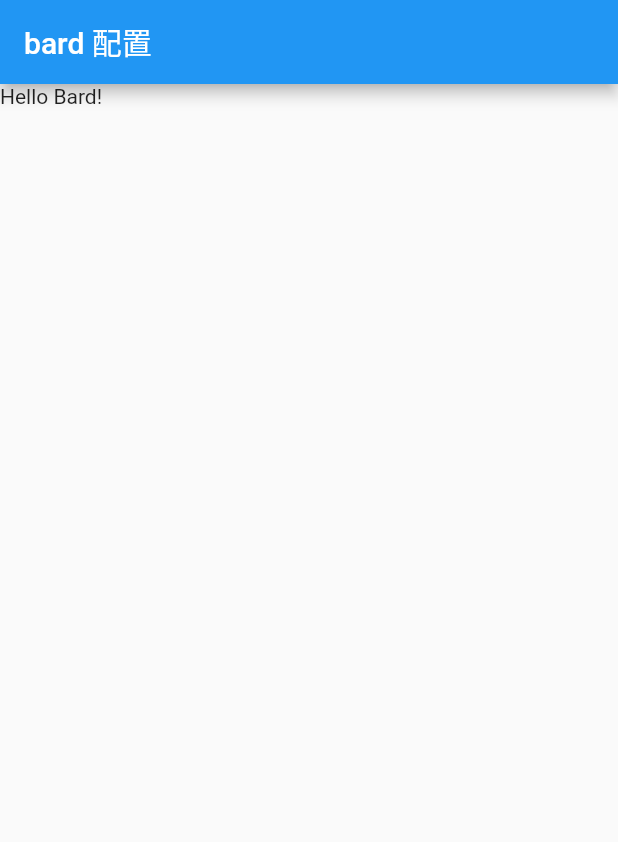
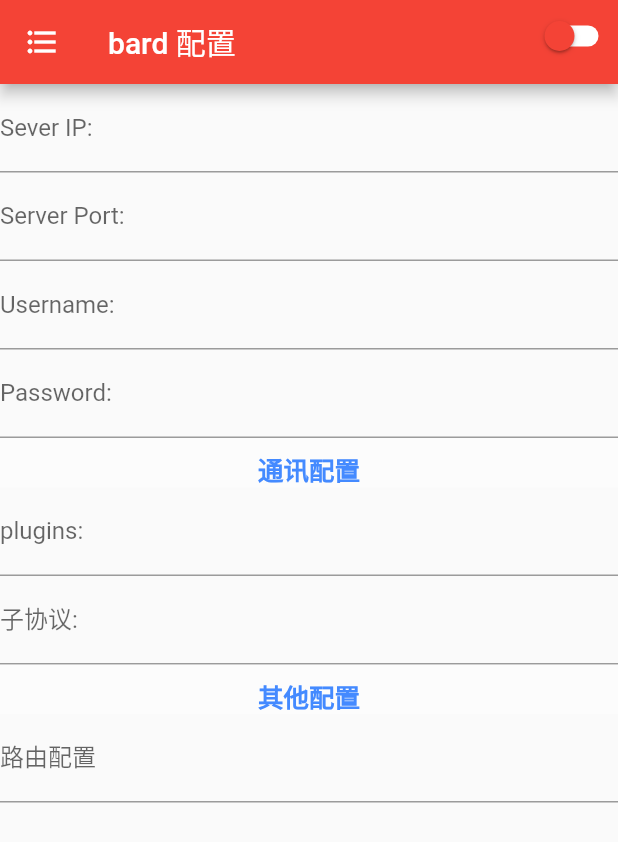
Before and after one commit to GuoYuefei/bard_app, a Flutter app: the screen it shows after launch, on a phone screen of 412 x 824 dp. Shown: the top 842 px of the screen. Run offline on Flutter 3.47's test engine with Material 2 defaults, Android fonts, the phone set to English and light mode, and no system bars.

Commit message:
组建好最基本的UI

```diff
--- a/lib/app.dart
+++ b/lib/app.dart
@@ -1,19 +1,16 @@
 import 'package:flutter/material.dart';
 import 'home/home.dart';
+
 
 class App extends StatelessWidget {
   @override
   Widget build(BuildContext context) {
     return new MaterialApp(
       title: 'bard config',
-      home: Scaffold(
-        appBar: AppBar(
-          title: Text('bard 配置'),
-        ),
-        body: Home(),
+      theme: ThemeData(
+        primarySwatch: Colors.red,
       ),
+      home: Home()
     );
-
-
   }
 }
--- /dev/null
+++ b/lib/home/bard_config_form.dart
@@ -0,0 +1,101 @@
+import 'package:flutter/material.dart';
+import '../my_widget/divided_description.dart';
+
+// 表单 填好，记录到本地文件中
+
+class BardConfigForm extends StatefulWidget {
+  @override
+  _BardConfigFormState createState() => _BardConfigFormState();
+}
+
+class _BardConfigFormState extends State<BardConfigForm> {
+  final _formKey = GlobalKey<FormState>();
+
+  String server;
+  int serverPort;
+  String username;
+  String password;
+
+  // 这个应该声明成数组的，先简单的认为是字符串，之后再解析
+  String plugins;
+  String subProtocol;
+
+  // TODO 之后还要路由规则的，先不管。先实现全局的
+  String routerConfig;
+
+  @override
+  Widget build(BuildContext context) {
+    return Form(
+      key: _formKey,
+      child: Column(
+        crossAxisAlignment: CrossAxisAlignment.start,
+        children: <Widget>[
+          TextFormField(
+            decoration: InputDecoration(labelText: 'Sever IP:'),
+            onFieldSubmitted: (String newVlaue) {
+              setState(() {
+                server = newVlaue;
+              });
+            },
+          ),
+          TextFormField(
+            decoration: InputDecoration(labelText: 'Server Port:'),
+            onFieldSubmitted: (String newValue) {
+              setState(() {
+                try {
+                  serverPort = int.parse(newValue);
+                }catch(e) {
+                  // TODO 捕捉的解析错误
+                  print(e);
+                }
+              });
+            },
+          ),
+          TextFormField(
+            decoration: InputDecoration(labelText: 'Username:'),
+            onFieldSubmitted: (String newValue) {
+              setState(() {
+                username = newValue;
+              });
+            },
+          ),
+          TextFormField(
+            decoration: InputDecoration(labelText: 'Password:'),
+            obscureText: true,
+            onFieldSubmitted: (String newValue) {
+              setState(() {
+                password = newValue;
+              });
+            },
+          ),
+          DividedDescription(title: '通讯配置',),
+          TextFormField(
+            decoration: InputDecoration(labelText: 'plugins:'),
+            onFieldSubmitted: (String newValue) {
+              setState(() {
+                plugins = newValue;
+              });
+            },
+          ),
+          TextFormField(
+            decoration: InputDecoration(labelText: '子协议:'),
+            onFieldSubmitted: (String newValue) {
+              setState(() {
+                subProtocol = newValue;
+              });
+            },
+          ),
+          DividedDescription(title: '其他配置',),
+          TextFormField(
+            decoration: InputDecoration(labelText: '路由配置'),
+            onFieldSubmitted: (String newValue) {
+              setState(() {
+                routerConfig = newValue;
+              });
+            },
+          )
+        ],
+      ),
+    );
+  }
+}
--- a/lib/home/home.dart
+++ b/lib/home/home.dart
@@ -1,10 +1,32 @@
 import 'package:flutter/material.dart';
+import './bard_config_form.dart';
+import '../my_widget/my_switch.dart';
 
-class Home extends StatelessWidget {
+
+class Home extends StatefulWidget {
+  @override
+  _HomeState createState() => _HomeState();
+}
+
+class _HomeState extends State<Home> {
   @override
   Widget build(BuildContext context) {
-    return Container(
-      child: Text("Hello Bard!"),
-    );
+    return Scaffold(
+        appBar: AppBar(
+          title: Text('bard 配置'),
+          // 导航按钮
+          leading: IconButton(
+            icon: Icon(Icons.format_list_bulleted),
+            color: Colors.white,
+            onPressed: () {
+              print("filled background");
+            },
+          ),
+          actions: <Widget>[
+            MySwitch()        // 这个应该返回一个状态
+          ]
+        ),
+        body: BardConfigForm(),   // 这里应该传入一个状态，根据状态是否连接
+      );
   }
 }
--- /dev/null
+++ b/lib/my_widget/divided_description.dart
@@ -0,0 +1,32 @@
+import 'package:flutter/material.dart';
+
+// 表单分割说明组件
+class DividedDescription extends StatelessWidget {
+  final String _title;
+  final Color _textColor;
+  final double _fontSize;
+
+  DividedDescription({
+    @required
+    String title,
+    Color textColor = Colors.blueAccent,
+    double fontSize = 17.0
+  }): _title=title, _textColor=textColor, _fontSize=fontSize;
+
+  @override
+  Widget build(BuildContext context) {
+    return Container(
+      alignment: Alignment.center,
+      padding: EdgeInsets.only(top: 8.0),
+      color: Colors.white30,
+      child: Text(
+        this._title,
+        style: TextStyle(
+          fontWeight: FontWeight.bold,
+          color: this._textColor,
+          fontSize: this._fontSize,
+        ),
+      ),
+    );
+  }
+}
--- /dev/null
+++ b/lib/my_widget/my_switch.dart
@@ -0,0 +1,39 @@
+
+import 'package:flutter/material.dart';
+
+/**
+ * 本文件构建一个自定义的switch
+ * 用于连接或者断开连接
+ */
+
+class MySwitch extends StatefulWidget {
+  @override
+  _MySwitchState createState() => _MySwitchState();
+}
+
+class _MySwitchState extends State<MySwitch> {
+
+  bool _value = false;
+
+  @override
+  Widget build(BuildContext context) {
+    return Column(
+      children: <Widget>[
+        Switch(
+          value: _value,
+          onChanged: (bool newValue) {
+            setState(() {
+              _value = newValue;
+            });
+          },
+          activeColor: Color.fromRGBO(0, 255, 0, 0.8),
+          activeTrackColor: Colors.white,
+          inactiveThumbColor: Colors.red,
+          inactiveTrackColor: Colors.white,
+        )
+      ],
+
+
+    );
+  }
+}
```
Also changed, not shown: lib/main.dart (+55 -0 lines), pubspec.lock.
